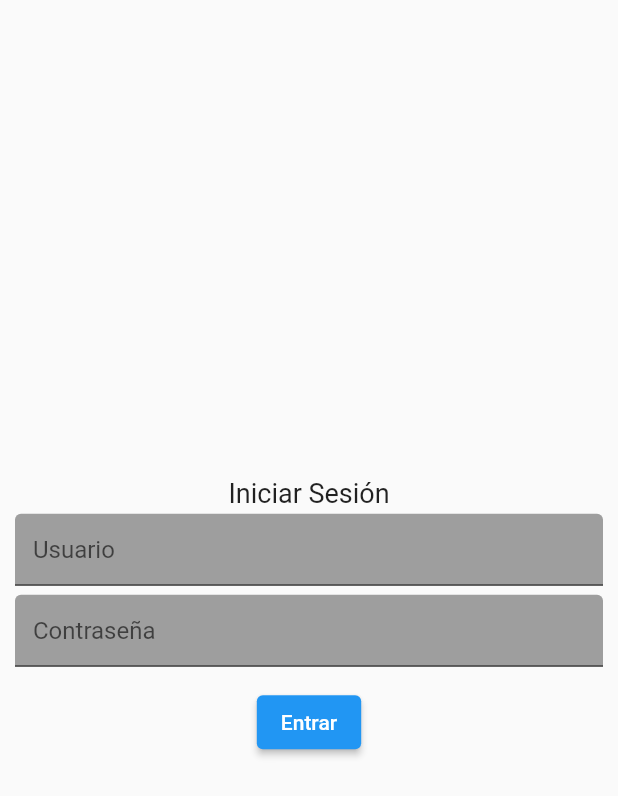
After one commit to diego-mascarenhas/cms_mobile, a Flutter app: the LoginPage screen opened directly, on a phone screen of 412 x 824 dp. The commit adds this screen. Shown: the top 796 px of the screen. Run offline on Flutter 3.47's test engine with Material 2 defaults, Android fonts, the phone set to English and light mode, and no system bars.

```diff
--- /dev/null
+++ b/lib/pages/login_page.dart
@@ -0,0 +1,61 @@
+import 'package:flutter/material.dart';
+
+class LoginPage extends StatelessWidget {
+  const LoginPage({Key? key}) : super(key: key);
+
+  @override
+  Widget build(BuildContext context) => Scaffold(
+        body: loginForm(),
+      );
+
+  Widget loginForm() {
+    return Container(
+      child: Center(
+        child: Column(
+          mainAxisAlignment: MainAxisAlignment.center,
+          children: <Widget>[
+            titulo(),
+            campoUser(),
+            campoPass(),
+            const SizedBox(height: 10),
+            botonEntrar(),
+          ],
+        ),
+      ),
+    );
+  }
+}
+
+Widget titulo() {
+  return const Text(
+    'Iniciar Sesión',
+    style: TextStyle(fontSize: 18),
+  );
+}
+
+Widget campoUser() {
+  return Container(
+    padding: const EdgeInsets.symmetric(horizontal: 10, vertical: 3),
+    child: const TextField(
+      decoration: InputDecoration(
+          hintText: 'Usuario', fillColor: Colors.grey, filled: true),
+    ),
+  );
+}
+
+Widget campoPass() {
+  return Container(
+    padding: const EdgeInsets.symmetric(horizontal: 10, vertical: 3),
+    child: const TextField(
+      decoration: InputDecoration(
+          hintText: 'Contraseña', fillColor: Colors.grey, filled: true),
+    ),
+  );
+}
+
+Widget botonEntrar() {
+  return ElevatedButton(
+    onPressed: () {},
+    child: const Text('Entrar'),
+  );
+}
```
Also changed, not shown: lib/main.dart (+1 -71 lines), lib/menu.dart (added, +118 -0 lines), lib/pages/comunicaciones_page.dart (added, +11 -0 lines), lib/pages/configuracion_page.dart (added, +13 -0 lines), lib/pages/contactos_page.dart (added, +13 -0 lines), lib/pages/dashboard_page.dart (added, +15 -0 lines), lib/pages/landings_page.dart (added, +15 -0 lines), lib/pages/mailer_page.dart (added, +15 -0 lines), lib/pages/multimedia_page.dart (added, +15 -0 lines).
